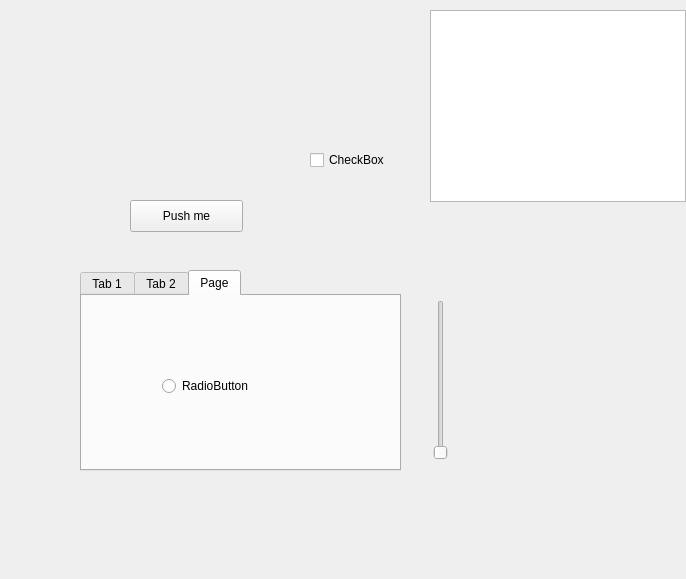
Qt form MasterRunner/form.ui (ef-lab/Experiments) before a commit.
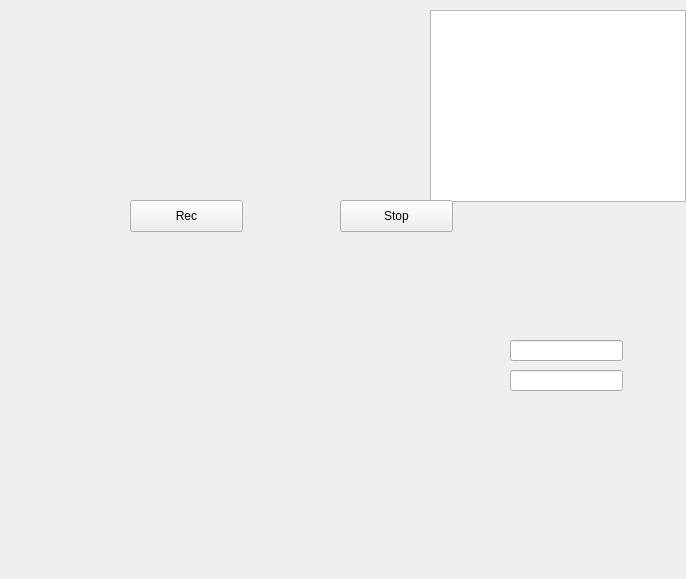
The same form after that commit. The open tabs and pages were chosen to show the change.

Commit message: Imager with PyQT5

```diff
--- a/MasterRunner/form.ui
+++ b/MasterRunner/form.ui
@@ -29,74 +29,7 @@
     </rect>
    </property>
    <property name="text">
-    <string>Push me</string>
-   </property>
-  </widget>
-  <widget class="QCheckBox" name="checkBox">
-   <property name="geometry">
-    <rect>
-     <x>310</x>
-     <y>150</y>
-     <width>86</width>
-     <height>20</height>
-    </rect>
-   </property>
-   <property name="text">
-    <string>CheckBox</string>
-   </property>
-  </widget>
-  <widget class="QTabWidget" name="tabWidget">
-   <property name="geometry">
-    <rect>
-     <x>80</x>
-     <y>270</y>
-     <width>321</width>
-     <height>201</height>
-    </rect>
-   </property>
-   <property name="currentIndex">
-    <number>0</number>
-   </property>
-   <widget class="QWidget" name="tab">
-    <attribute name="title">
-     <string>Tab 1</string>
-    </attribute>
-   </widget>
-   <widget class="QWidget" name="tab_2">
-    <attribute name="title">
-     <string>Tab 2</string>
-    </attribute>
-   </widget>
-   <widget class="QWidget" name="tab_3">
-    <attribute name="title">
-     <string>Page</string>
-    </attribute>
-    <widget class="QRadioButton" name="radioButton">
-     <property name="geometry">
-      <rect>
-       <x>80</x>
-       <y>80</y>
-       <width>99</width>
-       <height>20</height>
-      </rect>
-     </property>
-     <property name="text">
-      <string>RadioButton</string>
-     </property>
-    </widget>
-   </widget>
-  </widget>
-  <widget class="QSlider" name="verticalSlider">
-   <property name="geometry">
-    <rect>
-     <x>430</x>
-     <y>300</y>
-     <width>22</width>
-     <height>160</height>
-    </rect>
-   </property>
-   <property name="orientation">
-    <enum>Qt::Vertical</enum>
+    <string>Rec</string>
    </property>
   </widget>
   <widget class="QGraphicsView" name="graphicsView">
@@ -109,6 +42,39 @@
     </rect>
    </property>
   </widget>
+  <widget class="QPushButton" name="stop_button">
+   <property name="geometry">
+    <rect>
+     <x>340</x>
+     <y>200</y>
+     <width>113</width>
+     <height>32</height>
+    </rect>
+   </property>
+   <property name="text">
+    <string>Stop</string>
+   </property>
+  </widget>
+  <widget class="QLineEdit" name="animal_input">
+   <property name="geometry">
+    <rect>
+     <x>510</x>
+     <y>340</y>
+     <width>113</width>
+     <height>21</height>
+    </rect>
+   </property>
+  </widget>
+  <widget class="QLineEdit" name="session_input">
+   <property name="geometry">
+    <rect>
+     <x>510</x>
+     <y>370</y>
+     <width>113</width>
+     <height>21</height>
+    </rect>
+   </property>
+  </widget>
  </widget>
  <resources/>
  <connections/>
```
Left out of the diff: 2 changed lines with no effect on the pictures.
